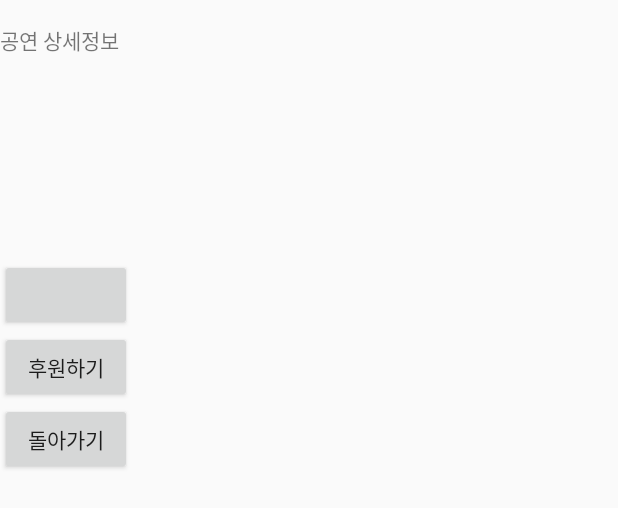
After one commit to hooni24/Squarize_Mobile, an Android app: the layout activity_detail.xml on its own in the app's theme, with its tools: preview values and no code run, on a phone screen of 412 x 824 dp. The commit adds this screen. Shown: the top 508 px of the screen. Run offline under Robolectric (Android 15) with nearby library versions, the phone set to English and light mode, and no system bars.

Commit message:
마커 info창, 클릭시 이동 test
ㅎ

```diff
--- a/p/app/src/main/AndroidManifest.xml
+++ b/p/app/src/main/AndroidManifest.xml
@@ -19,8 +19,7 @@
         android:icon="@mipmap/ic_launcher"
         android:label="@string/app_name"
         android:supportsRtl="true"
-        android:theme="@style/AppTheme"
-        >
+        android:theme="@style/AppTheme">
         <activity android:name=".MainActivity">
             <intent-filter>
                 <action android:name="android.intent.action.MAIN" />
@@ -42,6 +41,7 @@
             android:name="com.google.android.geo.API_KEY"
             android:value="@string/google_maps_key" />
 
+        <activity android:name=".DetailActivity"></activity>
     </application>
 
 </manifest>
--- a/p/app/src/main/java/org/scit/test/squarizemobile/BuskingActivity.java
+++ b/p/app/src/main/java/org/scit/test/squarizemobile/BuskingActivity.java
@@ -1,12 +1,14 @@
 package org.scit.test.squarizemobile;
 
 import android.app.ProgressDialog;
+import android.content.Intent;
 import android.os.Bundle;
 import android.os.Handler;
 import android.os.Message;
 import android.os.NetworkOnMainThreadException;
 import android.support.v4.app.FragmentActivity;
 import android.util.Log;
+import android.widget.Toast;
 
 import com.google.android.gms.maps.CameraUpdateFactory;
 import com.google.android.gms.maps.GoogleMap;
@@ -22,13 +24,14 @@ import org.json.JSONObject;
 import org.scit.test.squarizemobile.vo.SQ_busking;
 
 import java.io.InputStreamReader;
+import java.io.Serializable;
 import java.net.HttpURLConnection;
 import java.net.URL;
 import java.util.ArrayList;
 
 public class BuskingActivity extends FragmentActivity implements OnMapReadyCallback {
 
-    static LatLng place  = new LatLng(37.56, 126.97);
+    static LatLng place = new LatLng(37.56, 126.97);
     private GoogleMap googleMap;
     String jsontext;
     String buskingList;
@@ -54,8 +57,6 @@ public class BuskingActivity extends FragmentActivity implements OnMapReadyCallb
     @Override
     public void onMapReady(final GoogleMap map) {
         googleMap = map;
-
-        Log.i("온맵레디", " 실행");
 
         Marker seoul = googleMap.addMarker(new MarkerOptions().position(place)
                 .title("Seoul"));
@@ -103,8 +104,10 @@ public class BuskingActivity extends FragmentActivity implements OnMapReadyCallb
                         try {
                             json = new JSONObject(jsontext);
                             jarray = json.getJSONArray("buskingList");
-                            SQ_busking busking = new SQ_busking();
+
                             for (int i = 0; i < jarray.length(); i++) {
+                                SQ_busking busking = new SQ_busking();
+                                Log.v("jarry", jarray.toString());
                                 busking.setSq_busking_id((Integer) jarray.getJSONObject(i).get("sq_busking_id"));
                                 busking.setId((String) jarray.getJSONObject(i).get("id"));
                                 busking.setTitle((String) jarray.getJSONObject(i).get("title"));
@@ -125,9 +128,9 @@ public class BuskingActivity extends FragmentActivity implements OnMapReadyCallb
                                 busking.setEnd((String) jarray.getJSONObject(i).get("end"));
 
                                 buskingArrayList.add(busking);
+                                Log.v("busking", busking.toString());
                             }
 
-                            Log.i("가져온 값 : ", buskingArrayList.toString());
 
                         } catch (JSONException e) {
                             e.printStackTrace();
@@ -144,11 +147,15 @@ public class BuskingActivity extends FragmentActivity implements OnMapReadyCallb
         }
     }
 
+//    Marker[] markerArray;
+
     Handler mAfterDown = new Handler() {
         @Override
         public void handleMessage(Message msg) {
             mProgress.dismiss();
             Log.v("ㅋㅋㅋㅋ", msg.obj.toString());
+
+//            markerArray = new Marker[buskingArrayList.size()];
 
             for (int i = 0; i < buskingArrayList.size(); i++) {
                 Log.v("들어오나", buskingArrayList.get(i).toString());
@@ -157,9 +164,33 @@ public class BuskingActivity extends FragmentActivity implements OnMapReadyCallb
 
                 place = new LatLng(latitude, longitude);
 
-                Marker seoul = googleMap.addMarker(new MarkerOptions().position(place)
-                        .title(buskingArrayList.get(i).getTitle()));
+                googleMap.addMarker(new MarkerOptions().position(place)
+                        .title(buskingArrayList.get(i).getTeamname())
+                        .snippet("시간 : " + buskingArrayList.get(i).getBuskingdate()
+                                    +"\n주제 : " + buskingArrayList.get(i).getTitle()));
+
+                final SQ_busking b = buskingArrayList.get(i);
+
+                googleMap.setOnInfoWindowClickListener(new GoogleMap.OnInfoWindowClickListener() {
+                    @Override
+                    public void onInfoWindowClick(Marker marker) {
+                        Intent intent = new Intent(BuskingActivity.this, DetailActivity.class);
+                        intent.putExtra("busking", b);
+                        startActivity(intent);
+                    }
+                });
             }
+
+//            //클릭리스너 달기 (작동 안할수 있음.. 작동 하면 일단은 해당마커 타이틀이 토스트로뜸)
+//            //근데 누른 마커가 어떤건지 어떻게 알지? 객체를 넘기면 좋고 안돼면 buskingid라도 알아야함
+//            googleMap.setOnMarkerClickListener(new GoogleMap.OnMarkerClickListener() {
+//                @Override
+//                public boolean onMarkerClick(Marker marker) {
+//                    Toast.makeText(getApplicationContext(), "클릭됨" + marker.getTitle(),
+//                            Toast.LENGTH_SHORT).show();
+//                    return false;
+//                }
+//            });
 
         }
     };
--- /dev/null
+++ b/p/app/src/main/java/org/scit/test/squarizemobile/DetailActivity.java
@@ -0,0 +1,80 @@
+package org.scit.test.squarizemobile;
+
+import android.content.Intent;
+import android.support.v7.app.AppCompatActivity;
+import android.os.Bundle;
+import android.view.View;
+import android.widget.Button;
+import android.widget.TextView;
+
+import org.scit.test.squarizemobile.vo.SQ_busking;
+
+public class DetailActivity extends AppCompatActivity {
+
+    //사용되는 값들 : title, buskingdate, teamname, genre, location, runningtime, description
+    //버튼 : goodock
+
+    TextView title, buskingdate, teamname, genre, location, runningtime, description;
+    boolean isGoodock;
+
+    @Override
+    protected void onCreate(Bundle savedInstanceState) {
+        super.onCreate(savedInstanceState);
+        setContentView(R.layout.activity_detail);
+
+        //해야하는 일들 : 공연에 대한 넘어온 값 뿌리기
+
+        SQ_busking busking = (SQ_busking) getIntent().getSerializableExtra("busking");
+        isGoodock = (boolean) getIntent().getSerializableExtra("isGoodock");
+
+        title = (TextView) findViewById(R.id.title);
+        buskingdate = (TextView) findViewById(R.id.buskingdate);
+        teamname = (TextView) findViewById(R.id.teamname);
+        genre = (TextView) findViewById(R.id.genre);
+        location = (TextView) findViewById(R.id.location);
+        runningtime = (TextView) findViewById(R.id.runningtime);
+        description = (TextView) findViewById(R.id.description);
+
+        title.setText(busking.getTitle());
+        buskingdate.setText(busking.getBuskingdate());
+        teamname.setText(busking.getTeamname());
+        genre.setText(busking.getGenre());
+        location.setText(busking.getLocation());
+        runningtime.setText(busking.getRunningtime());
+        description.setText(busking.getDescription());
+
+        //구독여부에 따라 버튼텍스트설정
+
+
+
+
+
+    }
+
+
+    /**
+     * 구독하기 클릭
+     */
+    public void goodock(View v){
+        if(isGoodock){
+            ((Button)findViewById(R.id.goodock)).setText("구독취소");
+        }else {
+            ((Button)findViewById(R.id.goodock)).setText("구독하기");
+        }
+    }
+
+
+    /**
+     * 후원하기 클릭
+     */
+    public void hoowon(View v){
+
+    }
+
+    /**
+     * 돌아가기 클릭
+     */
+    public void returnMap(View v){
+        finish();
+    }
+}
--- a/p/app/src/main/java/org/scit/test/squarizemobile/vo/SQ_busking.java
+++ b/p/app/src/main/java/org/scit/test/squarizemobile/vo/SQ_busking.java
@@ -1,10 +1,12 @@
 package org.scit.test.squarizemobile.vo;
+
+import java.io.Serializable;
 
 /**
  * Created by user on 2017-01-06.
  */
 
-public class SQ_busking {
+public class SQ_busking implements Serializable {
     private int sq_busking_id;
     private String id;
     private String title;
--- /dev/null
+++ b/p/app/src/main/res/layout/activity_detail.xml
@@ -0,0 +1,74 @@
+<?xml version="1.0" encoding="utf-8"?>
+<LinearLayout xmlns:android="http://schemas.android.com/apk/res/android"
+    android:orientation="vertical"
+    xmlns:tools="http://schemas.android.com/tools"
+    android:id="@+id/activity_detail"
+    android:layout_width="match_parent"
+    android:layout_height="match_parent"
+    android:paddingTop="@dimen/activity_vertical_margin"
+    tools:context="org.scit.test.squarizemobile.DetailActivity">
+
+
+
+    <TextView
+        android:layout_width="wrap_content"
+        android:layout_height="wrap_content"
+        android:text="공연 상세정보"/>
+
+    <TextView
+        android:id="@+id/title"
+        android:layout_width="wrap_content"
+        android:layout_height="wrap_content"
+        android:text=""/>
+    <TextView
+        android:id="@+id/buskingdate"
+        android:layout_width="wrap_content"
+        android:layout_height="wrap_content"
+        android:text=""/>
+    <TextView
+        android:id="@+id/teamname"
+        android:layout_width="wrap_content"
+        android:layout_height="wrap_content"
+        android:text=""/>
+    <TextView
+        android:id="@+id/genre"
+        android:layout_width="wrap_content"
+        android:layout_height="wrap_content"
+        android:text=""/>
+    <TextView
+        android:id="@+id/location"
+        android:layout_width="wrap_content"
+        android:layout_height="wrap_content"
+        android:text=""/>
+    <TextView
+        android:id="@+id/runningtime"
+        android:layout_width="wrap_content"
+        android:layout_height="wrap_content"
+        android:text=""/>
+    <TextView
+        android:id="@+id/description"
+        android:layout_width="wrap_content"
+        android:layout_height="wrap_content"
+        android:text=""/>
+
+
+
+    <Button
+        android:id="@+id/goodock"
+        android:layout_width="wrap_content"
+        android:layout_height="wrap_content"
+        android:onClick="goodock"/>
+
+    <Button
+        android:layout_width="wrap_content"
+        android:layout_height="wrap_content"
+        android:text="후원하기"
+        android:onClick="hoowon"/>
+
+    <Button
+        android:layout_width="wrap_content"
+        android:layout_height="wrap_content"
+        android:text="돌아가기"
+        android:onClick="returnMap"/>
+
+</LinearLayout>
```
